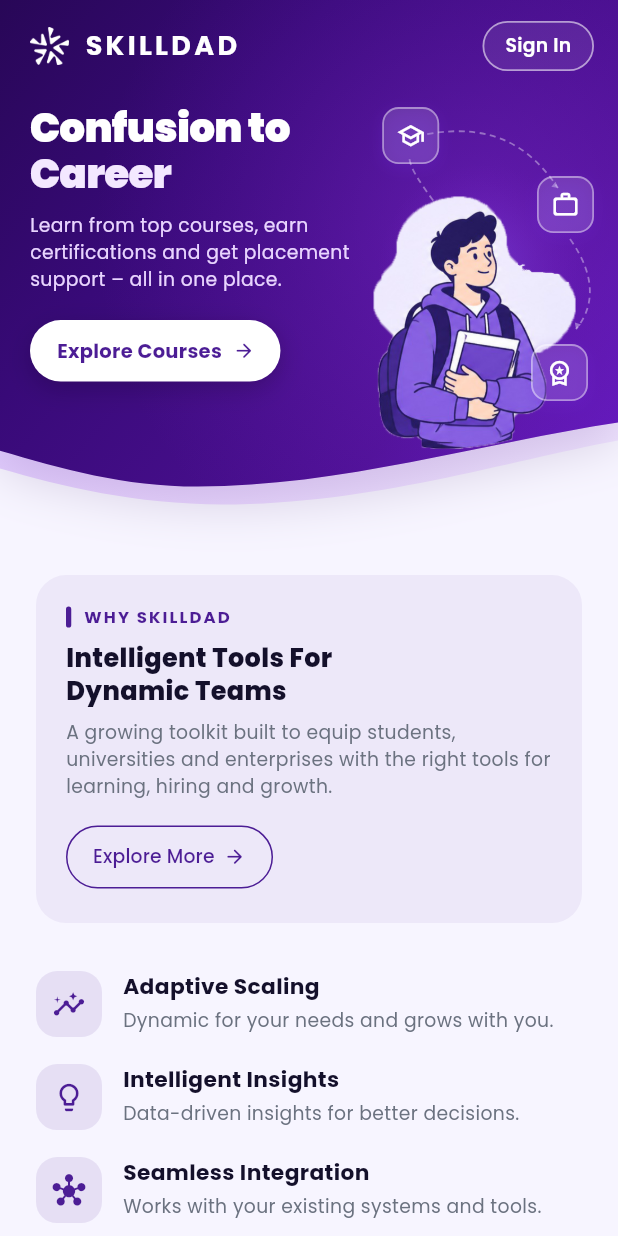
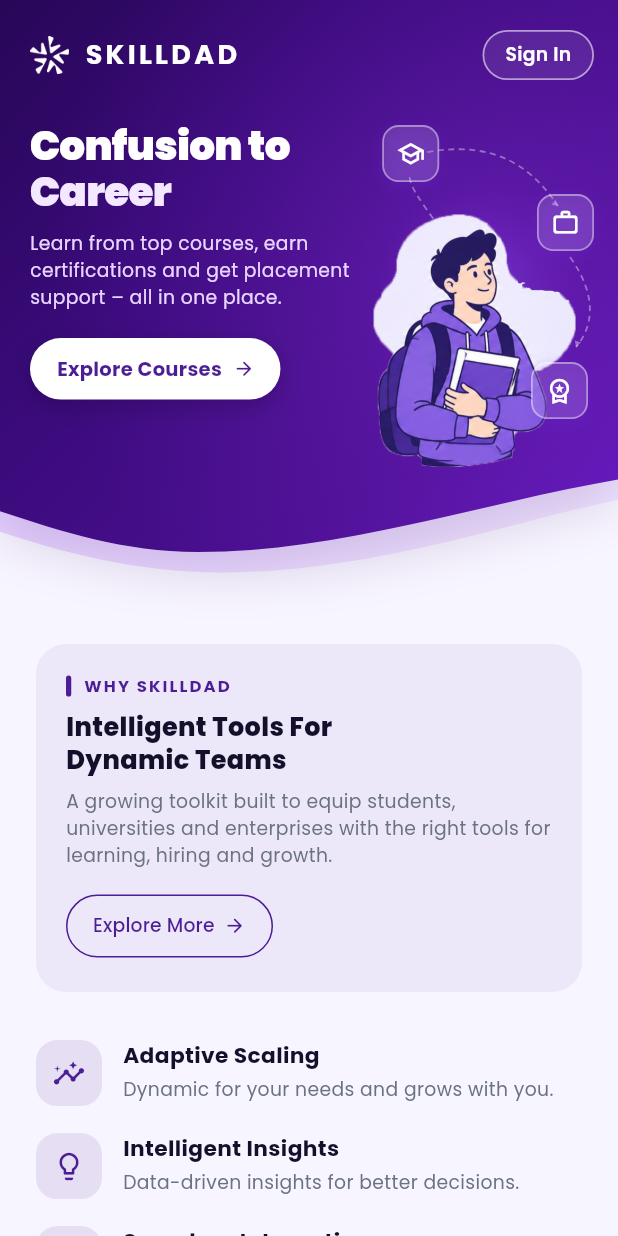
Before and after one commit to prohostix12/skilldad-mobile, a Flutter app: the screen it shows after launch, on a phone screen of 412 x 824 dp. Run offline on Flutter 3.47's test engine with Material 3 defaults, Android fonts, the light colour scheme and no system bars; our stand-ins replace google_fonts, image_picker, share_plus, shared_preferences, web, webview_flutter and 1 more; missing offline and left inert: dart:js_interop, dart:ui_web; accounts and stored records are empty; network calls fail.

Commit message:
style(home): increase height and padding of top purple curved header

```diff
--- a/lib/screens/home_screen.dart
+++ b/lib/screens/home_screen.dart
@@ -218,7 +218,7 @@
     return CustomPaint(
       painter: const _HeaderWavePainter(),
       child: Padding(
-        padding: EdgeInsets.fromLTRB(20, topInset + 14, 16, 42),
+        padding: EdgeInsets.fromLTRB(20, topInset + 20, 16, 76),
         child: Column(
           mainAxisSize: MainAxisSize.min,
           crossAxisAlignment: CrossAxisAlignment.start,
@@ -228,7 +228,7 @@
               onSignIn: onSignIn,
               onSignOut: onSignOut,
             ),
-            const SizedBox(height: 22),
+            const SizedBox(height: 28),
             _HeroContent(
               isSignedIn: isSignedIn,
               onExploreCourses: onExploreCourses,
```
